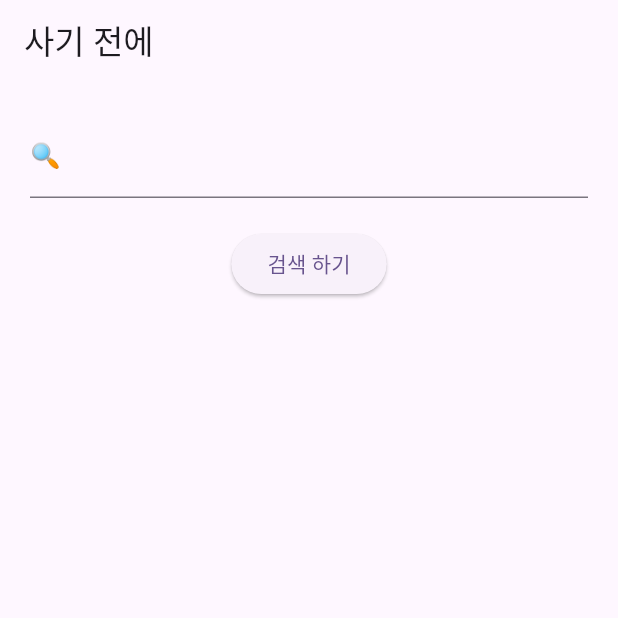
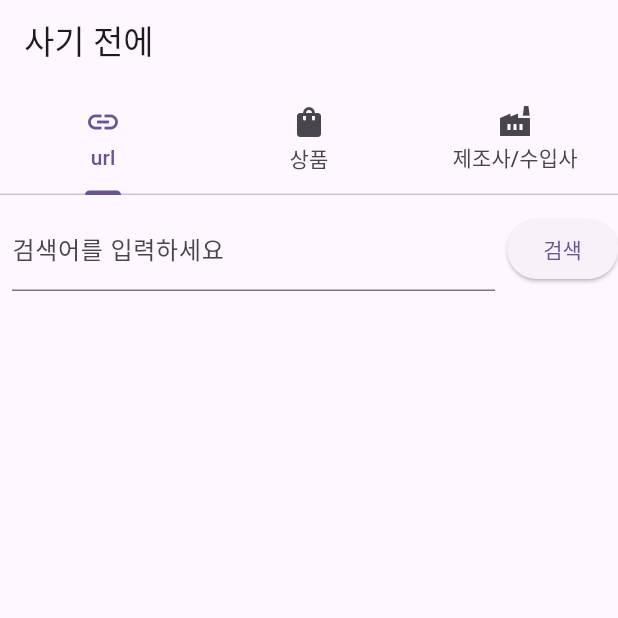
Before and after one commit to chaejin-jen/sagi-jeonae-flutter-app, a Flutter app: the screen it shows after launch, on a phone screen of 412 x 824 dp, the top half of it. Run offline on Flutter 3.47's test engine with Material 3 defaults, Android fonts, the phone set to English and light mode, and no system bars.

Commit message:
feat: Implement tab views in Home page
- Added TabBar and TabView
- Separated search widget into searchTextfieldButton

```diff
--- a/lib/main.dart
+++ b/lib/main.dart
@@ -1,4 +1,5 @@
 import 'package:flutter/material.dart';
+import 'package:sagi_jeonae_app/src/widgets/search_textfield_button.dart';
 
 void main() {
   runApp(const MyApp());
@@ -34,26 +35,36 @@
 
   @override
   Widget build(BuildContext context) {
-    return Scaffold(
+    return DefaultTabController(
+      length: 3,
+      child: Scaffold(
         appBar: AppBar(
+          bottom: const TabBar(
+            tabs: [
+              Tab(icon: Icon(Icons.link), text: 'url'),
+              Tab(icon: Icon(Icons.shopping_bag), text: '상품'),
+              Tab(icon: Icon(Icons.factory), text: '제조사/수입사'),
+            ],
+          ),
           title: const Text('사기 전에'),
         ),
-      body: Center(
-        child: Column(
+        body: TabBarView(
             children: [
-              Padding(
-                padding: const EdgeInsets.all(20.0),
-                child: TextField(
-                  controller: _inputController,
-                  decoration: const InputDecoration(
-                    labelText: '🔍',
+              SearchTextFieldButton(
+                  controller: _inputController, onSearch: _handleSearch),
+              SearchTextFieldButton(
+                  controller: _inputController, onSearch: _handleSearch),
+              SearchTextFieldButton(
+                  controller: _inputController, onSearch: _handleSearch),
+            ]
         ),
       ),
-              ),
-              ElevatedButton(
-                child: const Text('검색 하기'),
-                onPressed: () {
+    );
+  }
+
+  void _handleSearch() {
     String userInput = _inputController.text.trim();
+
     if (userInput.isEmpty) {
       final snackBar = SnackBar(
         content: const Text('검색어를 입력해 주세요'),
@@ -68,16 +79,10 @@
       Navigator.push(
         context,
         MaterialPageRoute(
-                          builder: (context) =>
-                              ProductInfoPage(data: userInput)),
+          builder: (context) => ProductInfoPage(data: userInput),
+        ),
       );
     }
-                },
-              ),
-            ]
-        ),
-      ),
-    );
   }
 }
 
--- /dev/null
+++ b/lib/src/widgets/search_textfield_button.dart
@@ -0,0 +1,39 @@
+import 'package:flutter/material.dart';
+
+class SearchTextFieldButton extends StatelessWidget {
+  const SearchTextFieldButton({
+    super.key,
+    required this.controller,
+    required this.onSearch,
+  });
+
+  final TextEditingController controller;
+  final VoidCallback onSearch;
+
+  @override
+  Widget build(BuildContext context) {
+    return Column(
+        children: [
+          Row(
+              children: [
+                Expanded(
+                  child: Padding(
+                    padding: const EdgeInsets.all(8.0),
+                    child: TextField(
+                      controller: controller,
+                      decoration: const InputDecoration(
+                        labelText: '검색어를 입력하세요',
+                      ),
+                    ),
+                  ),
+                ),
+                ElevatedButton(
+                  onPressed: onSearch,
+                  child: const Text('검색'),
+                )
+              ]
+          ),
+        ],
+    );
+  }
+}
```
Lines whose indentation alone changed are shown as unchanged.
